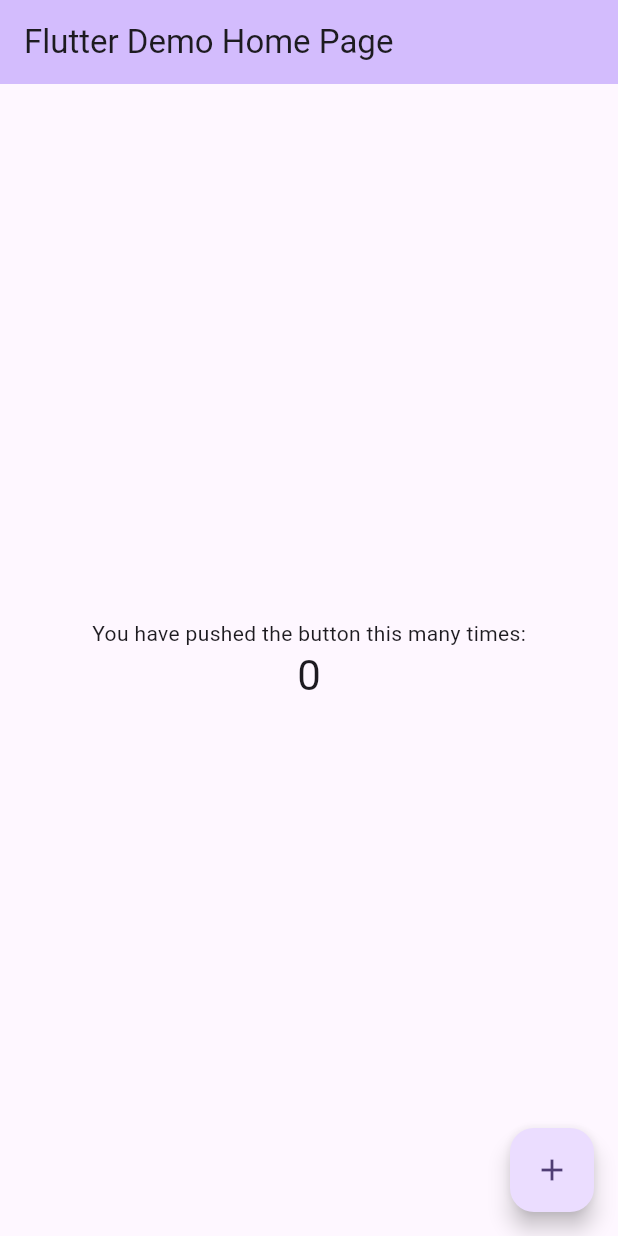
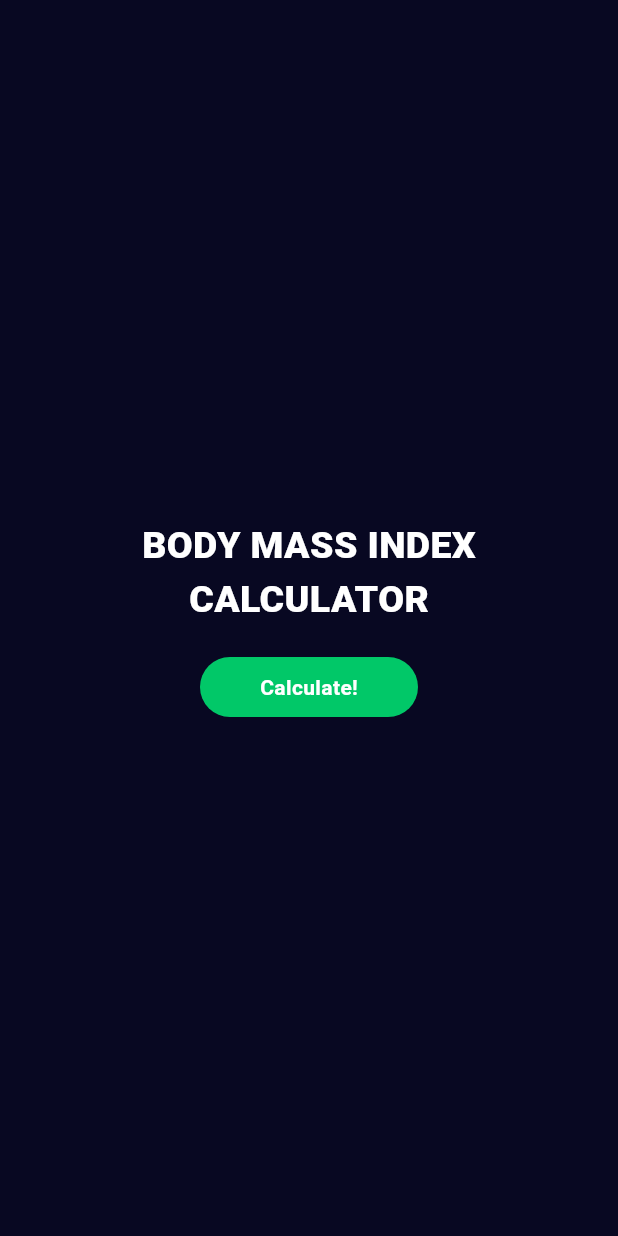
Before and after one commit to CodeIE000/BMI_Calculator, a Flutter app: the screen it shows after launch, on a phone screen of 412 x 824 dp. Run offline on Flutter 3.47's test engine with Material 3 defaults, Android fonts, the phone set to English and light mode, and no system bars.

Commit message:
Progress: 1. Build introduction page 2. Build Home page 3. Build output display foundation 4. Build Buttons foundation

```diff
--- a/lib/main.dart
+++ b/lib/main.dart
@@ -1,125 +1,9 @@
+import 'package:bmi_calculator_app/pages/introduction_page.dart';
 import 'package:flutter/material.dart';
 
-void main() {
-  runApp(const MyApp());
-}
-
-class MyApp extends StatelessWidget {
-  const MyApp({super.key});
-
-  // This widget is the root of your application.
-  @override
-  Widget build(BuildContext context) {
-    return MaterialApp(
-      title: 'Flutter Demo',
-      theme: ThemeData(
-        // This is the theme of your application.
-        //
-        // TRY THIS: Try running your application with "flutter run". You'll see
-        // the application has a blue toolbar. Then, without quitting the app,
-        // try changing the seedColor in the colorScheme below to Colors.green
-        // and then invoke "hot reload" (save your changes or press the "hot
-        // reload" button in a Flutter-supported IDE, or press "r" if you used
-        // the command line to start the app).
-        //
-        // Notice that the counter didn't reset back to zero; the application
-        // state is not lost during the reload. To reset the state, use hot
-        // restart instead.
-        //
-        // This works for code too, not just values: Most code changes can be
-        // tested with just a hot reload.
-        colorScheme: ColorScheme.fromSeed(seedColor: Colors.deepPurple),
-        useMaterial3: true,
+void main() => runApp(
+      MaterialApp(
+        debugShowCheckedModeBanner: false,
+        home: Introduction(),
       ),
-      home: const MyHomePage(title: 'Flutter Demo Home Page'),
     );
-  }
-}
-
-class MyHomePage extends StatefulWidget {
-  const MyHomePage({super.key, required this.title});
-
-  // This widget is the home page of your application. It is stateful, meaning
-  // that it has a State object (defined below) that contains fields that affect
-  // how it looks.
-
-  // This class is the configuration for the state. It holds the values (in this
-  // case the title) provided by the parent (in this case the App widget) and
-  // used by the build method of the State. Fields in a Widget subclass are
-  // always marked "final".
-
-  final String title;
-
-  @override
-  State<MyHomePage> createState() => _MyHomePageState();
-}
-
-class _MyHomePageState extends State<MyHomePage> {
-  int _counter = 0;
-
-  void _incrementCounter() {
-    setState(() {
-      // This call to setState tells the Flutter framework that something has
-      // changed in this State, which causes it to rerun the build method below
-      // so that the display can reflect the updated values. If we changed
-      // _counter without calling setState(), then the build method would not be
-      // called again, and so nothing would appear to happen.
-      _counter++;
-    });
-  }
-
-  @override
-  Widget build(BuildContext context) {
-    // This method is rerun every time setState is called, for instance as done
-    // by the _incrementCounter method above.
-    //
-    // The Flutter framework has been optimized to make rerunning build methods
-    // fast, so that you can just rebuild anything that needs updating rather
-    // than having to individually change instances of widgets.
-    return Scaffold(
-      appBar: AppBar(
-        // TRY THIS: Try changing the color here to a specific color (to
-        // Colors.amber, perhaps?) and trigger a hot reload to see the AppBar
-        // change color while the other colors stay the same.
-        backgroundColor: Theme.of(context).colorScheme.inversePrimary,
-        // Here we take the value from the MyHomePage object that was created by
-        // the App.build method, and use it to set our appbar title.
-        title: Text(widget.title),
-      ),
-      body: Center(
-        // Center is a layout widget. It takes a single child and positions it
-        // in the middle of the parent.
-        child: Column(
-          // Column is also a layout widget. It takes a list of children and
-          // arranges them vertically. By default, it sizes itself to fit its
-          // children horizontally, and tries to be as tall as its parent.
-          //
-          // Column has various properties to control how it sizes itself and
-          // how it positions its children. Here we use mainAxisAlignment to
-          // center the children vertically; the main axis here is the vertical
-          // axis because Columns are vertical (the cross axis would be
-          // horizontal).
-          //
-          // TRY THIS: Invoke "debug painting" (choose the "Toggle Debug Paint"
-          // action in the IDE, or press "p" in the console), to see the
-          // wireframe for each widget.
-          mainAxisAlignment: MainAxisAlignment.center,
-          children: <Widget>[
-            const Text(
-              'You have pushed the button this many times:',
-            ),
-            Text(
-              '$_counter',
-              style: Theme.of(context).textTheme.headlineMedium,
-            ),
-          ],
-        ),
-      ),
-      floatingActionButton: FloatingActionButton(
-        onPressed: _incrementCounter,
-        tooltip: 'Increment',
-        child: const Icon(Icons.add),
-      ), // This trailing comma makes auto-formatting nicer for build methods.
-    );
-  }
-}
--- /dev/null
+++ b/lib/pages/introduction_page.dart
@@ -0,0 +1,65 @@
+import 'package:bmi_calculator_app/pages/home_page.dart';
+import 'package:bmi_calculator_app/themes/colors.dart';
+import 'package:flutter/material.dart';
+
+// ignore: must_be_immutable
+class Introduction extends StatefulWidget {
+  void Function()? onTap;
+  Introduction({super.key});
+
+  @override
+  State<Introduction> createState() => _IntroductionState();
+}
+
+class _IntroductionState extends State<Introduction> {
+  @override
+  Widget build(BuildContext context) {
+    return Scaffold(
+      backgroundColor: backgroundColor,
+      body: Center(
+          child: Column(
+        mainAxisAlignment: MainAxisAlignment.center,
+        children: [
+          const Column(
+            mainAxisAlignment: MainAxisAlignment.center,
+            children: [
+              Text(
+                "BODY MASS INDEX",
+                style: TextStyle(
+                    color: Colors.white,
+                    fontSize: 25,
+                    fontWeight: FontWeight.w900),
+              ),
+              Text(
+                "CALCULATOR",
+                style: TextStyle(
+                    color: Colors.white,
+                    fontSize: 25,
+                    fontWeight: FontWeight.w900),
+              ),
+            ],
+          ),
+          const SizedBox(height: 20),
+          GestureDetector(
+            onTap: () => Navigator.push(
+              context,
+              MaterialPageRoute(
+                builder: (context) => const Home(),
+              ),
+            ),
+            child: Container(
+              padding: const EdgeInsets.symmetric(horizontal: 40, vertical: 10),
+              decoration: BoxDecoration(
+                  color: objectGreen, borderRadius: BorderRadius.circular(20)),
+              child: const Text(
+                "Calculate!",
+                style:
+                    TextStyle(color: Colors.white, fontWeight: FontWeight.bold),
+              ),
+            ),
+          )
+        ],
+      )),
+    );
+  }
+}
--- /dev/null
+++ b/lib/themes/colors.dart
@@ -0,0 +1,6 @@
+import 'package:flutter/material.dart';
+
+var backgroundColor = const Color.fromARGB(255, 8, 8, 34);
+var objectGreen = const Color.fromARGB(255, 1, 200, 104);
+var subBackgroundColor = const Color.fromARGB(255, 28, 28, 45);
+var textColor = const Color.fromARGB(255, 146, 145, 145);
```
Also changed, not shown: lib/components/buttons.dart (added, +36 -0 lines), lib/pages/home_page.dart (added, +80 -0 lines), 1 other file.
